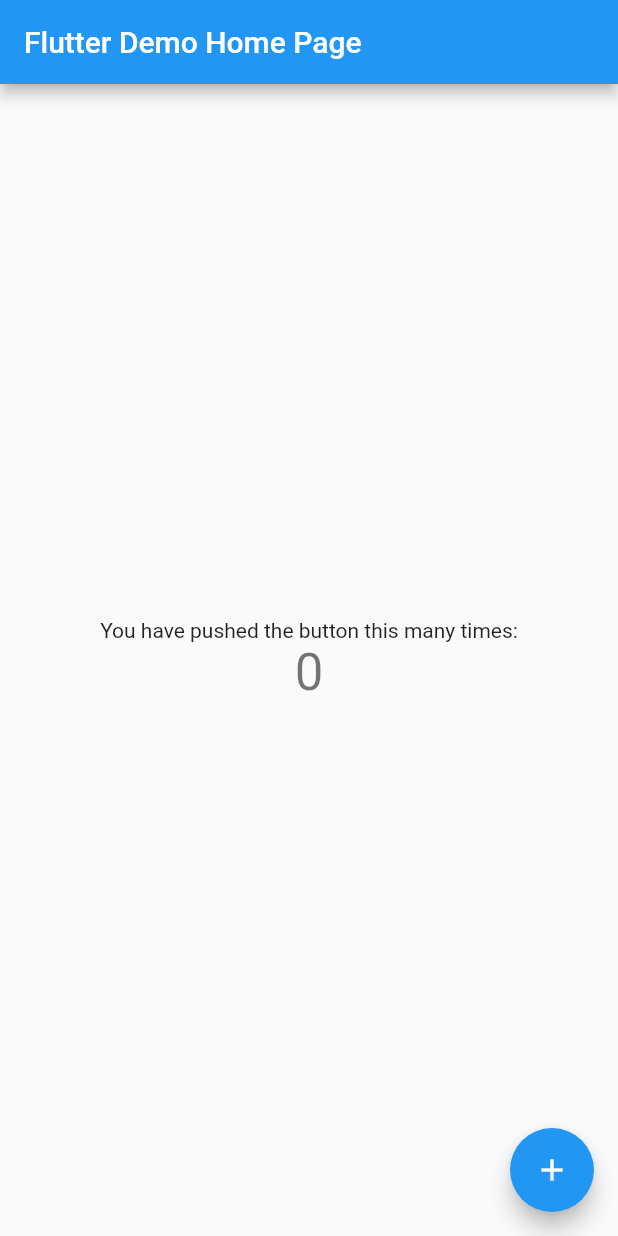
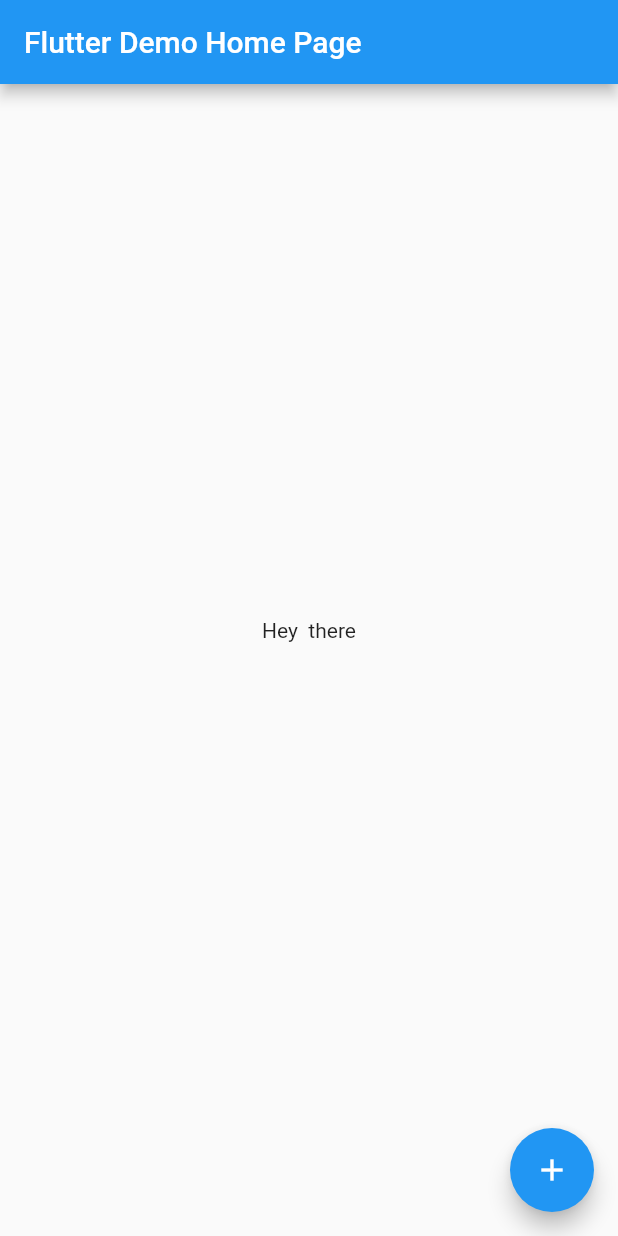
Before and after one commit to Danylov/Flutter_pr, a Flutter app: the screen it shows after launch, on a phone screen of 412 x 824 dp. Run offline on Flutter 3.47's test engine with Material 2 defaults, Android fonts, the phone set to English and light mode, and no system bars.

Commit message:
Display caption "Hey there".

```diff
--- a/flutter_app/lib/main.dart
+++ b/flutter_app/lib/main.dart
@@ -92,10 +92,11 @@ class _MyHomePageState extends State<MyHomePage> {
           mainAxisAlignment: MainAxisAlignment.center,
           children: <Widget>[
             Text(
-              'You have pushed the button this many times:',
+              'Hey  there',
             ),
             Text(
-              '$_counter',
+//              '$_counter',
+            '',
               style: Theme.of(context).textTheme.display1,
             ),
           ],
```
